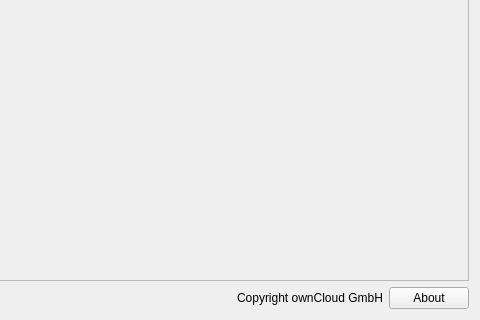
Qt form src/gui/generalsettings.ui (restot/opencloud-desktop) before a commit; both pictures show x 311 to 791 and y 366 to 686 of the 791 by 686 pixel window.
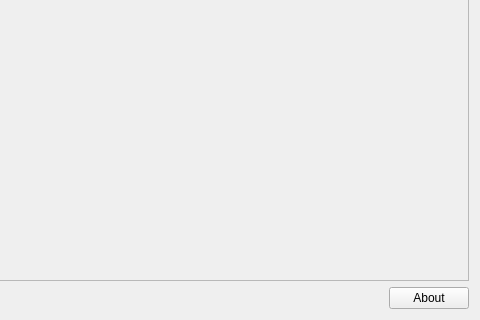
The same form after that commit. Custom widgets are drawn as their Qt base class.

The edit to the form file:
```diff
--- a/src/gui/generalsettings.ui
+++ b/src/gui/generalsettings.ui
@@ -230,19 +230,6 @@
         </property>
        </spacer>
       </item>
-      <item>
-       <widget class="QLabel" name="copyrightLabel">
-        <property name="cursor">
-         <cursorShape>ArrowCursor</cursorShape>
-        </property>
-        <property name="text">
-         <string notr="true">Copyright ownCloud GmbH</string>
-        </property>
-        <property name="textInteractionFlags">
-         <set>Qt::LinksAccessibleByMouse|Qt::TextSelectableByMouse</set>
-        </property>
-       </widget>
-      </item>
       <item>
        <widget class="QPushButton" name="about_pushButton">
         <property name="text">
```
Left out of the diff: 8 changed lines with no effect on the pictures.
